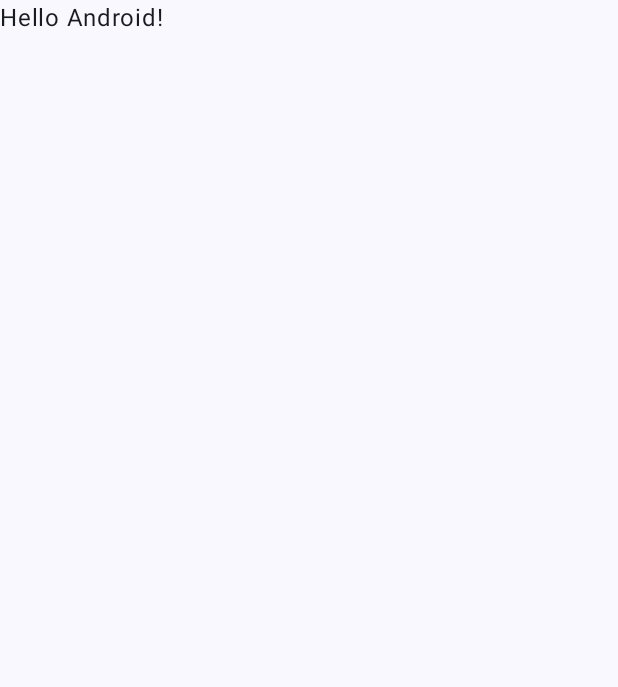
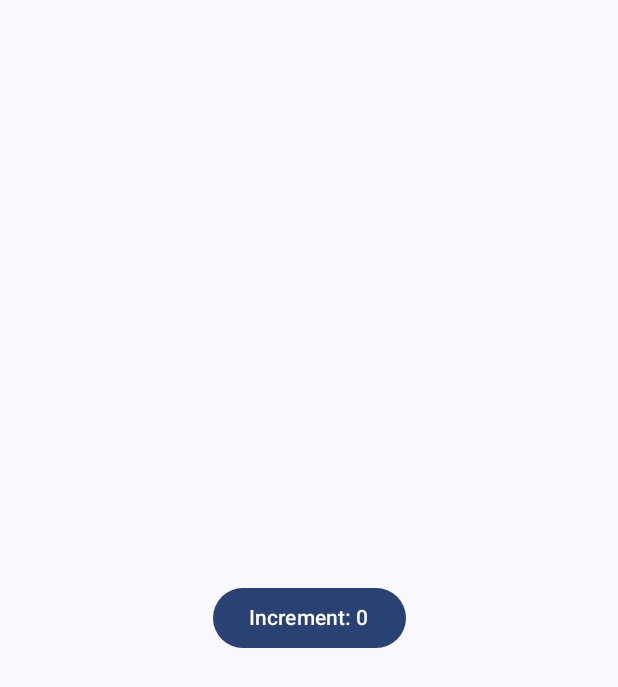
Before and after one commit to philipplackner/AndroidInternals, an Android app built with Jetpack Compose: the screen it shows after launch (MainActivity), on a phone screen of 412 x 824 dp. Before the commit the part shown is almost empty. Shown: the top 687 px of the screen. Run offline under Robolectric (Android 15) with nearby library versions, the phone set to English and light mode, and no system bars.

Commit message:
Saved instance state demo

```diff
--- a/app/src/main/java/com/plcoding/androidinternals/MainActivity.kt
+++ b/app/src/main/java/com/plcoding/androidinternals/MainActivity.kt
@@ -1,32 +1,62 @@
 package com.plcoding.androidinternals
 
 import android.os.Bundle
+import android.os.PersistableBundle
 import androidx.activity.ComponentActivity
 import androidx.activity.compose.setContent
 import androidx.activity.enableEdgeToEdge
 import androidx.compose.foundation.layout.fillMaxSize
 import androidx.compose.foundation.layout.padding
+import androidx.compose.foundation.layout.wrapContentSize
+import androidx.compose.material3.Button
 import androidx.compose.material3.Scaffold
 import androidx.compose.material3.Text
 import androidx.compose.runtime.Composable
+import androidx.compose.runtime.getValue
+import androidx.compose.runtime.mutableIntStateOf
+import androidx.compose.runtime.mutableStateOf
+import androidx.compose.runtime.setValue
 import androidx.compose.ui.Modifier
 import androidx.compose.ui.tooling.preview.Preview
 import com.plcoding.androidinternals.ui.theme.AndroidInternalsTheme
 
 class MainActivity : ComponentActivity() {
+
+    private var counter by mutableIntStateOf(0)
+
     override fun onCreate(savedInstanceState: Bundle?) {
         super.onCreate(savedInstanceState)
         enableEdgeToEdge()
+        if(savedInstanceState != null) {
+            counter = savedInstanceState.getInt("counter")
+        }
+
         setContent {
             AndroidInternalsTheme {
                 Scaffold(modifier = Modifier.fillMaxSize()) { innerPadding ->
-                    Greeting(
-                        name = "Android",
-                        modifier = Modifier.padding(innerPadding)
-                    )
+                    Button(
+                        onClick = {
+                            counter++
+                        },
+                        modifier = Modifier
+                            .fillMaxSize()
+                            .padding(innerPadding)
+                            .wrapContentSize()
+                    ) {
+                        Text("Increment: $counter")
+                    }
                 }
             }
         }
+    }
+
+    override fun onSaveInstanceState(outState: Bundle) {
+        super.onSaveInstanceState(outState)
+        outState.putInt("counter", counter)
+    }
+
+    override fun onSaveInstanceState(outState: Bundle, outPersistentState: PersistableBundle) {
+        super.onSaveInstanceState(outState, outPersistentState)
     }
 }
 
```
